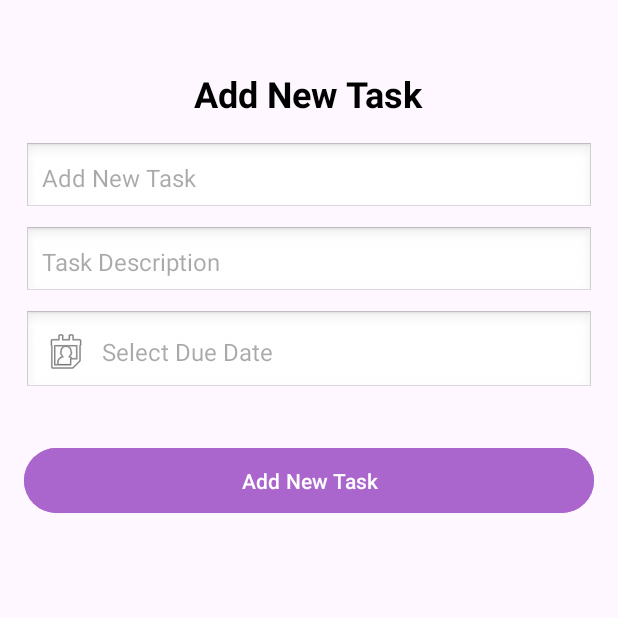
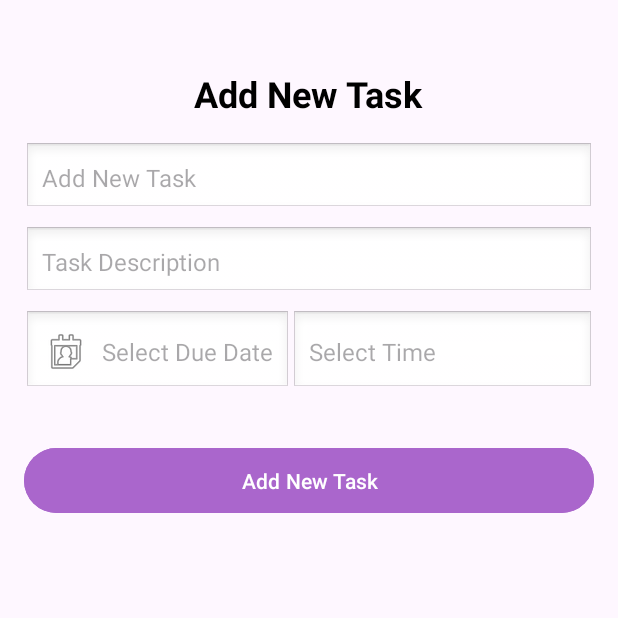
Before and after one commit to MySavEv/TodoList_Project_Group, an Android app: the screen it shows after launch (AddTaskActivity), after a tap on "Add New Task", on a phone screen of 412 x 824 dp, the top half of it. Run offline under Robolectric (Android 15) with nearby library versions, the phone set to English and light mode, and no system bars.

Commit message:
Alarm Service

```diff
--- a/app/build.gradle
+++ b/app/build.gradle
@@ -14,6 +14,11 @@ android {
         versionName "1.0"
 
         testInstrumentationRunner "androidx.test.runner.AndroidJUnitRunner"
+        externalNativeBuild {
+            cmake {
+                cppFlags ''
+            }
+        }
     }
 
     buildTypes {
--- a/app/src/main/java/com/example/todolist_project_group/DatabaseHelper.java
+++ b/app/src/main/java/com/example/todolist_project_group/DatabaseHelper.java
@@ -10,7 +10,7 @@ public class DatabaseHelper extends SQLiteOpenHelper {
 
     // คำสั่ง SQL สร้างตาราง
     private static final String CREATE_TABLE =
-            "CREATE TABLE tasks (id INTEGER PRIMARY KEY AUTOINCREMENT, title TEXT, description TEXT,date TEXT,status INTEGER)";
+            "CREATE TABLE tasks (id INTEGER PRIMARY KEY AUTOINCREMENT, title TEXT, description TEXT,date TEXT,status INTEGER,time TEXT,isNoti INTEGER)";
 
     public DatabaseHelper(Context context) {
         super(context, DATABASE_NAME, null, DATABASE_VERSION);
--- a/app/src/main/java/com/example/todolist_project_group/MainActivity.java
+++ b/app/src/main/java/com/example/todolist_project_group/MainActivity.java
@@ -35,13 +35,15 @@ public class MainActivity extends AppCompatActivity {
     private TaskAdapter taskAdapter;
     private List<Task> taskList;
     private boolean doubleBackToExitPressedOnce ;
-
+    TaskAlarmReceiver taskAlarmReceiver;
     @Override
     protected void onCreate(Bundle savedInstanceState) {
         super.onCreate(savedInstanceState);
         EdgeToEdge.enable(this);
         setContentView(R.layout.activity_main);
+
         taskRepository = new TaskRepository(this);
+        taskAlarmReceiver = new TaskAlarmReceiver();
 
         recyclerViewTasks = findViewById(R.id.recyclerViewTasks);
         recyclerViewTasks.setLayoutManager(new LinearLayoutManager(this));
@@ -50,11 +52,9 @@ public class MainActivity extends AppCompatActivity {
         taskAdapter = new TaskAdapter(taskList,taskRepository);
         recyclerViewTasks.setAdapter(taskAdapter);
 
-        // Sample data
-        taskRepository.insertTask("1", "Milk, Eggs, Bread",new Date(),0);
-
         updateTaskLists();
         taskAdapter.notifyDataSetChanged();
+
 
         Button buttonAddTask = findViewById(R.id.buttonAddTask);
         buttonAddTask.setOnClickListener(new View.OnClickListener() {
@@ -84,6 +84,7 @@ public class MainActivity extends AppCompatActivity {
                         })
                         .setNegativeButton("No", (dialog, which) -> {
                             // Undo the swipe (reverting the swipe action)
+
                             taskAdapter.notifyItemChanged(position);
                         })
                         .show();
@@ -128,10 +129,13 @@ public class MainActivity extends AppCompatActivity {
             String title = data.getStringExtra("TASK_TITLE");
             String description = data.getStringExtra("TASK_DESCRIPTION");
             String duedate = data.getStringExtra("TASK_DUEDATE");
+            String time = data.getStringExtra("TASK_TIME");
 
             // Add the new task to the list and update the adapter
-            taskRepository.insertTask(title,description,duedate,0);
+            taskRepository.insertTask(title,description,duedate,0,time);
             updateTaskLists();
+            taskAlarmReceiver.setAlarm(this,taskList.get(taskList.size()-1));
+
             taskAdapter.notifyDataSetChanged();
         }
     }
--- a/app/src/main/java/com/example/todolist_project_group/TaskRepository.java
+++ b/app/src/main/java/com/example/todolist_project_group/TaskRepository.java
@@ -35,13 +35,15 @@ public class TaskRepository {
         return id;
     }
 
-    public long insertTask(String title, String description, String date,int status) {
+    public long insertTask(String title, String description, String date,int status,String time) {
         SQLiteDatabase db = dbHelper.getWritableDatabase();
         ContentValues values = new ContentValues();
         values.put("title", title);
         values.put("description", description);
         values.put("date", date);
         values.put("status", status);
+        values.put("time", time);
+        values.put("isNoti", 0);
 
         // เพิ่มข้อมูลลงตาราง tasks
         long id = db.insert("tasks", null, values);
@@ -57,7 +59,7 @@ public class TaskRepository {
 
         if (cursor.moveToFirst()) {
             do {
-                Task t = new Task(cursor.getInt(0),cursor.getString(1),cursor.getString(2),cursor.getString(3),cursor.getInt(4));
+                Task t = new Task(cursor.getInt(0),cursor.getString(1),cursor.getString(2),cursor.getString(3),cursor.getInt(4),cursor.getString(5),cursor.getInt(6));
                 tasks.add(t); // เพิ่ม title ลง List
 
             } while (cursor.moveToNext());
--- a/app/src/main/res/layout/activity_add_task.xml
+++ b/app/src/main/res/layout/activity_add_task.xml
@@ -46,10 +46,15 @@
             android:layout_marginBottom="8dp" />
 
         <!-- Due Date Selector -->
+        <LinearLayout
+            android:layout_width="match_parent"
+            android:layout_height="wrap_content"
+            >
+
             <TextView
                 android:id="@+id/editTextDueDate"
-            android:layout_width="match_parent"
-            android:layout_height="wrap_content"
+                android:layout_width="wrap_content"
+                android:layout_height="match_parent"
                 android:hint="@string/add_due_date"
                 android:padding="12dp"
                 android:gravity="center_vertical"
@@ -58,6 +63,21 @@
                 android:drawableLeft="@android:drawable/ic_menu_my_calendar"
                 android:drawablePadding="8dp"
                 android:layout_marginBottom="16dp" />
+
+            <TextView
+                android:id="@+id/timeButton"
+                android:layout_width="match_parent"
+                android:layout_height="match_parent"
+                android:hint="Select Time"
+                android:padding="12dp"
+                android:gravity="center_vertical"
+                android:textSize="16sp"
+                android:background="@android:drawable/edit_text"
+                android:drawablePadding="8dp"
+                android:layout_marginBottom="16dp" />
+        </LinearLayout>
+
+
 
         <!-- Save Task Button -->
         <Button
@@ -70,5 +90,7 @@
             android:textSize="14sp"
             android:padding="12dp"
             android:layout_marginTop="16dp" />
+
+
     </LinearLayout>
 </ScrollView>
```
Also changed, not shown: app/src/main/AndroidManifest.xml (+15 -2 lines), app/src/main/java/com/example/todolist_project_group/AddTaskActivity.java (+25 -1 lines), app/src/main/java/com/example/todolist_project_group/NotificationService.java (added, +110 -0 lines), app/src/main/java/com/example/todolist_project_group/Task.java (+16 -2 lines), app/src/main/java/com/example/todolist_project_group/TaskAlarmReceiver.java (added, +64 -0 lines), app/src/main/res/mipmap-hdpi/ic_todolist.png (added). Lines whose indentation alone changed are shown as unchanged.
